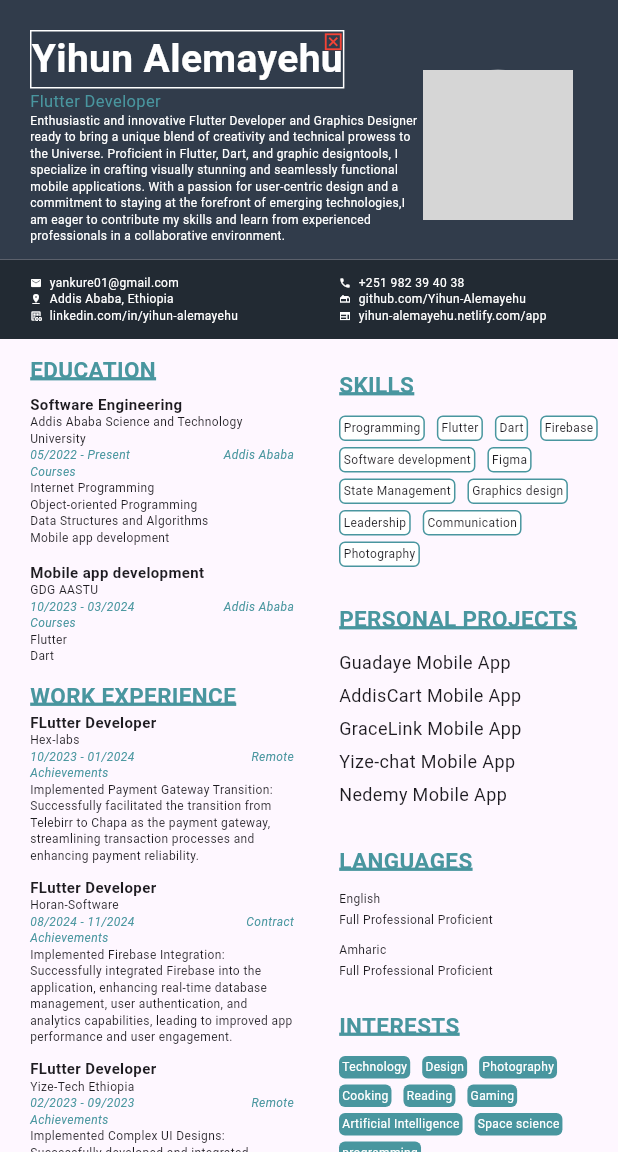
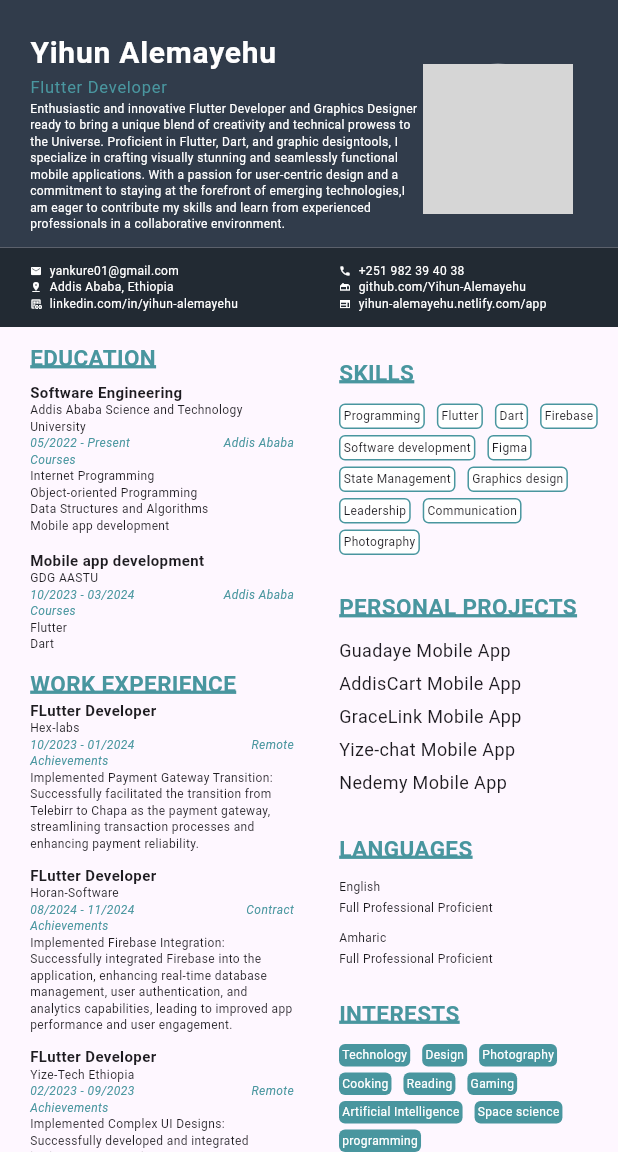
Before and after one commit to Yihun-Alemayehu/Resume-builder, a Flutter app: the screen it shows after launch, on a phone screen of 412 x 824 dp, the part 84-1236 px from its top. Run offline on Flutter 3.47's test engine with Material 3 defaults, Android fonts, the phone set to English and light mode, and no system bars; our stand-ins replace calendar_date_picker2, flutter_form_builder, intl_phone_number_input, open_file, pdf; missing offline and left inert: flutter_pdfview; grey boxes are pictures that could not be loaded.

Commit message:
[fix] : text widgets changed to textfields v.1

```diff
--- a/lib/screens/resume_template.dart
+++ b/lib/screens/resume_template.dart
@@ -30,7 +30,16 @@ class _ResumeTemplateState extends State<ResumeTemplate> {
       ),
       body: SafeArea(
         child: InteractiveViewer(
-          child: TemporaryColumn(),
+          constrained: true, // Set to false to allow it to expand freely
+          boundaryMargin:
+              const EdgeInsets.all(20.0), // Optional for boundary padding
+          minScale: 0.5, // Minimum zoom scale
+          maxScale: 3.0,
+          child: const SingleChildScrollView(
+            physics: BouncingScrollPhysics(),
+            primary: true,
+            child: TemporaryColumn(),
+          ),
         ),
       ),
     );
@@ -45,7 +54,6 @@ class TemporaryColumn extends StatefulWidget {
 }
 
 class _TemporaryColumnState extends State<TemporaryColumn> {
-
   MyUser myUser = MyUser(
     fullName: 'Yihun Alemayehu',
     profession: 'Flutter Developer',
@@ -169,6 +177,16 @@ class _TemporaryColumnState extends State<TemporaryColumn> {
     'Full Professional Proficient',
   ];
 
+  final TextEditingController _nameController = TextEditingController();
+  final TextEditingController _professionController = TextEditingController();
+
+  @override
+  void initState() {
+    super.initState();
+    _nameController.text = myUser.fullName;
+    _professionController.text = myUser.profession;
+  }
+
   @override
   Widget build(BuildContext context) {
     return Column(
@@ -201,33 +219,35 @@ class _TemporaryColumnState extends State<TemporaryColumn> {
                             },
                           );
                         },
-                        child: Stack(
-                          children: [
-                            Container(
-                              decoration: BoxDecoration(
-                                border: Border.all(
-                                  color: Colors.white,
-                                  width: 1,
-                                ),
-                              ),
-                              child: Text(
-                                myUser.fullName,
-                                style: const TextStyle(
-                                    color: Colors.white,
-                                    fontSize: 26,
-                                    fontWeight: FontWeight.bold),
-                              ),
-                            ),
-                            const Positioned(
-                              right: 0,
-                              top: 0,
-                              child: Icon(
-                                Icons.disabled_by_default_outlined,
-                                color: Colors.red,
-                                size: 15,
-                              ),
-                            ),
-                          ],
+                        child: TextField(
+                          onTapOutside: (event) {
+                            setState(() {
+                              myUser = myUser.copyWith(
+                                  fullName: _nameController.text);
+                            });
+                            print(myUser.fullName);
+                            FocusScope.of(context).unfocus();
+                          },
+                          onSubmitted: (value) {
+                            setState(() {
+                              myUser = myUser.copyWith(fullName: value);
+                            });
+                            print(myUser.fullName);
+                          },
+                          controller: _nameController,
+                          style: const TextStyle(
+                            color: Colors.white,
+                            fontSize: 20,
+                            fontWeight: FontWeight.bold,
+                          ),
+                          decoration: const InputDecoration(
+                            isDense: true,
+                            contentPadding: EdgeInsets.zero,
+                            border: InputBorder.none,
+                            focusedBorder: OutlineInputBorder(
+                              borderSide: BorderSide(color: Colors.white),
+                            ),
+                          ),
                         ),
                       ),
                       GestureDetector(
@@ -246,12 +266,35 @@ class _TemporaryColumnState extends State<TemporaryColumn> {
                             },
                           );
                         },
-                        child: Text(
-                          myUser.profession,
+                        child: TextField(
+                          onTapOutside: (event) {
+                            setState(() {
+                              myUser = myUser.copyWith(
+                                  profession: _professionController.text);
+                            });
+                            print(myUser.profession);
+                            FocusScope.of(context).unfocus();
+                          },
+                          onSubmitted: (value) {
+                            setState(() {
+                              myUser = myUser.copyWith(profession: value);
+                            });
+                            print(myUser.profession);
+                          },
+                          controller: _professionController,
                           style: const TextStyle(
-                              color: Color.fromARGB(255, 73, 150, 159),
-                              fontSize: 11,
-                              fontWeight: FontWeight.normal),
+                            color: Color.fromARGB(255, 73, 150, 159),
+                            fontSize: 11,
+                            fontWeight: FontWeight.normal,
+                          ),
+                          decoration: const InputDecoration(
+                            isDense: true,
+                            contentPadding: EdgeInsets.zero,
+                            border: InputBorder.none,
+                            focusedBorder: OutlineInputBorder(
+                              borderSide: BorderSide(color: Colors.white),
+                            ),
+                          ),
                         ),
                       ),
                       GestureDetector(
@@ -428,7 +471,8 @@ class _TemporaryColumnState extends State<TemporaryColumn> {
                               return PhoneNumberField(
                                 editableField: (value) {
                                   setState(() {
-                                    myUser = myUser.copyWith(phoneNumber: value);
+                                    myUser =
+                                        myUser.copyWith(phoneNumber: value);
                                   });
                                 },
                                 fieldName: 'Phone Number',
```
